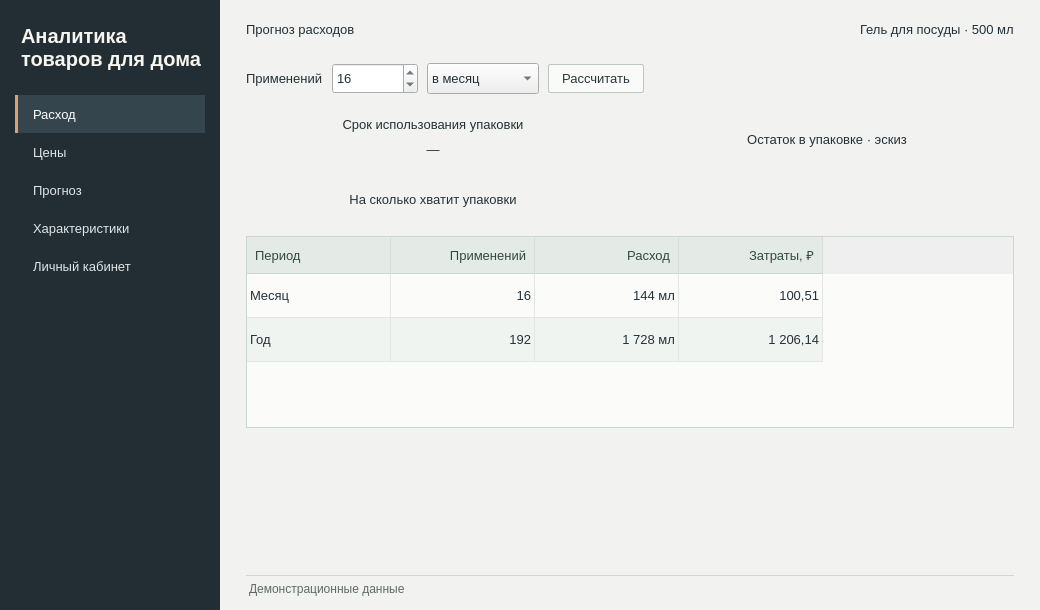
Qt form household_goods.ui (Joe6355/_Analytics-for-household-goods) before a commit.
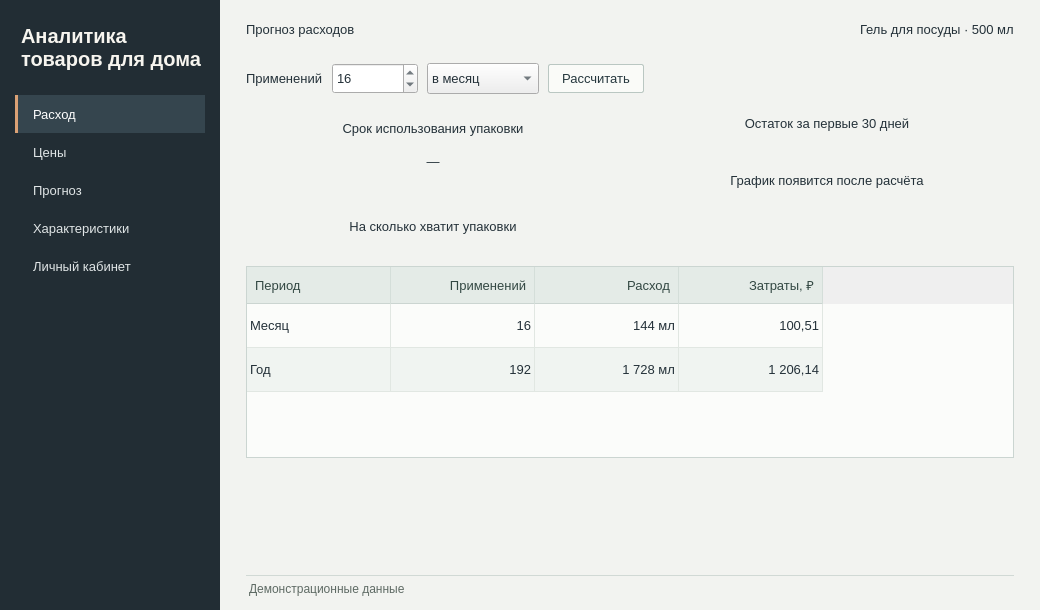
The same form after that commit. The open tabs and pages were chosen to show the change. Icons and pictures are not drawn.

Patch:
```diff
--- a/household_goods.ui
+++ b/household_goods.ui
@@ -1410,7 +1410,7 @@
                   <item>
                    <widget class="QLabel" name="forecastGraphTitle">
                     <property name="text">
-                     <string>Остаток в упаковке · эскиз</string>
+                     <string>Остаток за первые 30 дней</string>
                     </property>
                     <property name="alignment">
                      <set>Qt::AlignCenter</set>
@@ -1425,11 +1425,36 @@
                     <property name="accessibleName">
                      <string>Эскиз графика уменьшения остатка</string>
                     </property>
+                    <property name="minimumSize">
+                     <size>
+                      <width>0</width>
+                      <height>86</height>
+                     </size>
+                    </property>
+                    <property name="text">
+                     <string>График появится после расчёта</string>
+                    </property>
                     <property name="alignment">
                      <set>Qt::AlignCenter</set>
                     </property>
                    </widget>
                   </item>
+                  <item>
+                   <widget class="QLabel" name="forecastGraphValue">
+                    <property name="textFormat">
+                     <enum>Qt::PlainText</enum>
+                    </property>
+                    <property name="alignment">
+                     <set>Qt::AlignCenter</set>
+                    </property>
+                    <property name="wordWrap">
+                     <bool>true</bool>
+                    </property>
+                    <property name="role" stdset="0">
+                     <string>muted</string>
+                    </property>
+                   </widget>
+                  </item>
                  </layout>
                 </widget>
                </item>
```
Left out of the diff: 2 changed lines with no effect on the pictures.
